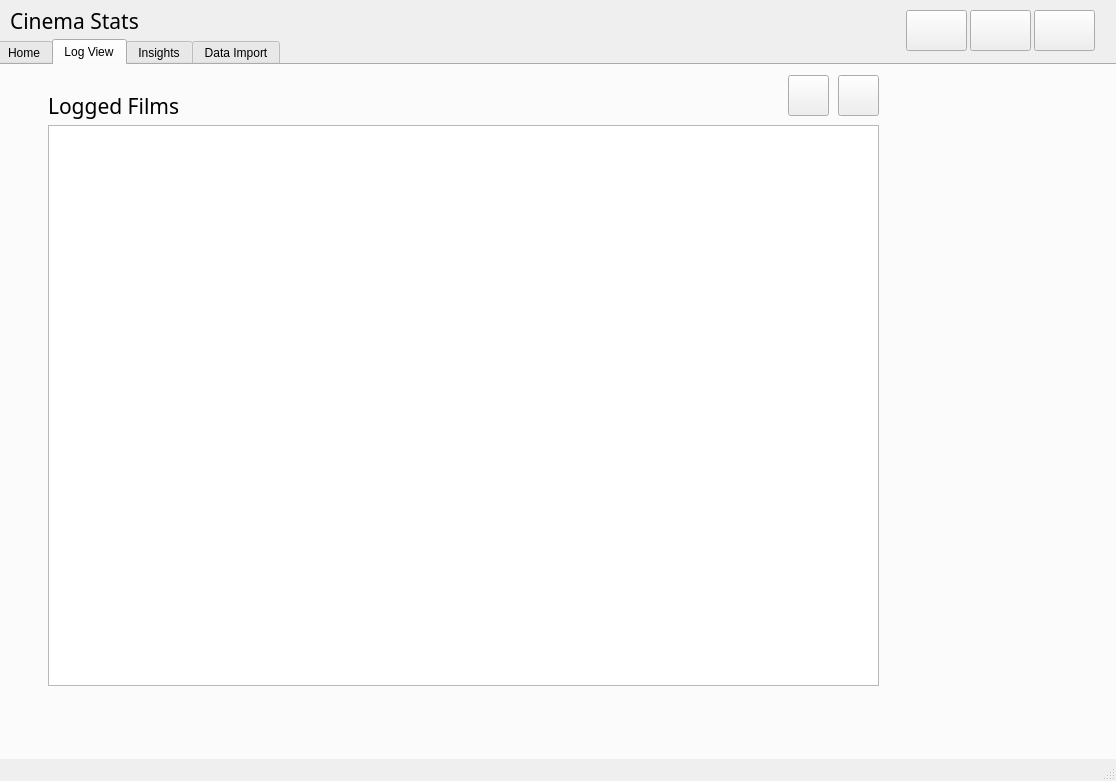
Above: UI Files/MainWindowV1.ui from steinmns/Cinema-Stats before the change. Below: the same form after it.
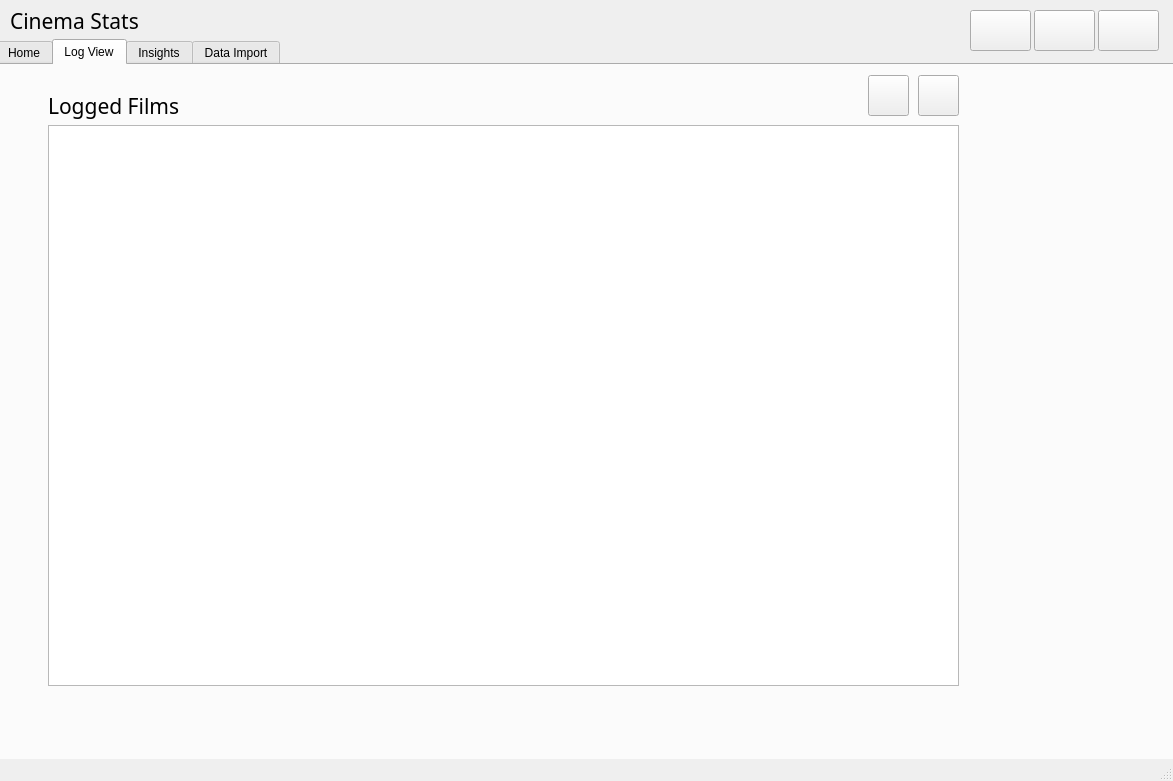
That is the form after the change. The open tabs and pages were chosen to show the change.

```diff
--- a/UI Files/MainWindowV1.ui
+++ b/UI Files/MainWindowV1.ui
@@ -6,7 +6,7 @@
    <rect>
     <x>0</x>
     <y>0</y>
-    <width>1116</width>
+    <width>1173</width>
     <height>781</height>
    </rect>
   </property>
@@ -19,8 +19,8 @@
      <rect>
       <x>-4</x>
       <y>39</y>
-      <width>1121</width>
-      <height>741</height>
+      <width>1181</width>
+      <height>751</height>
      </rect>
     </property>
     <property name="currentIndex">
@@ -242,7 +242,7 @@
        <rect>
         <x>50</x>
         <y>60</y>
-        <width>831</width>
+        <width>911</width>
         <height>561</height>
        </rect>
       </property>
@@ -259,7 +259,7 @@
      <widget class="QPushButton" name="DeleteButton">
       <property name="geometry">
        <rect>
-        <x>840</x>
+        <x>920</x>
         <y>10</y>
         <width>41</width>
         <height>41</height>
@@ -281,7 +281,7 @@
      <widget class="QPushButton" name="EditButton">
       <property name="geometry">
        <rect>
-        <x>790</x>
+        <x>870</x>
         <y>10</y>
         <width>41</width>
         <height>41</height>
@@ -463,7 +463,7 @@
    <widget class="QPushButton" name="AddMediaButton">
     <property name="geometry">
      <rect>
-      <x>1034</x>
+      <x>1098</x>
       <y>10</y>
       <width>61</width>
       <height>41</height>
@@ -485,7 +485,7 @@
    <widget class="QPushButton" name="SettingsButton">
     <property name="geometry">
      <rect>
-      <x>970</x>
+      <x>1034</x>
       <y>10</y>
       <width>61</width>
       <height>41</height>
@@ -526,7 +526,7 @@
    <widget class="QPushButton" name="HelpButton">
     <property name="geometry">
      <rect>
-      <x>906</x>
+      <x>970</x>
       <y>10</y>
       <width>61</width>
       <height>41</height>
```
Left out of the diff: 10 changed lines with no effect on the pictures.
